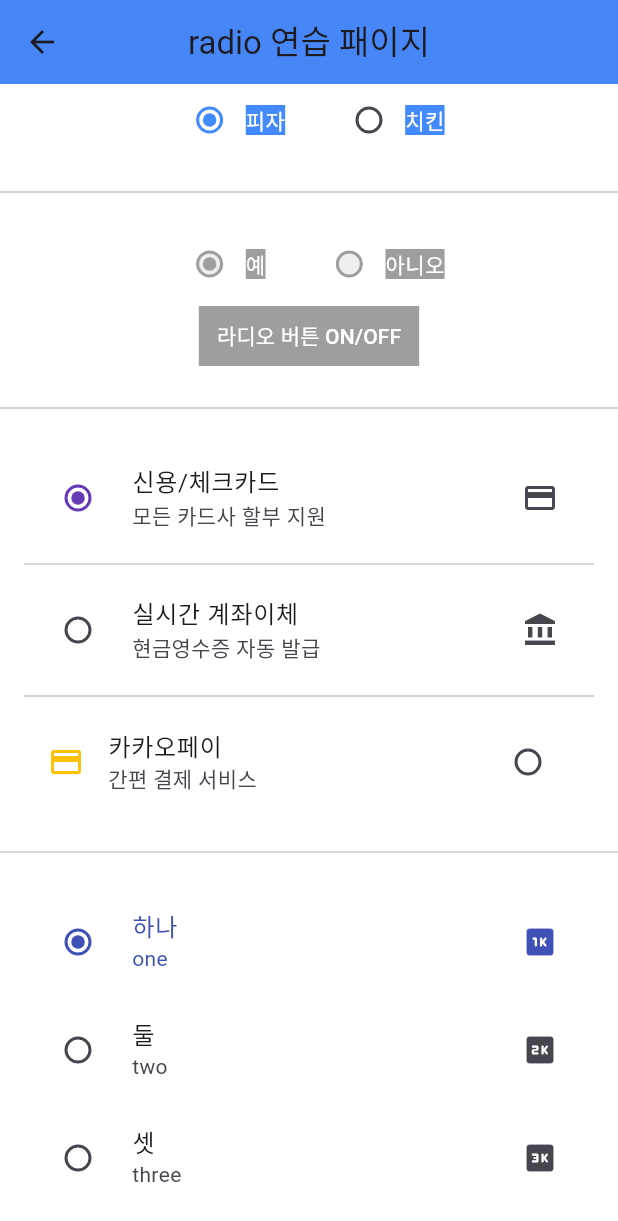
After one commit to junbean/my_edu_app, a Flutter app: the RadioPage screen opened by its route, scrolled down 208 dp, after a tap on "라디오 버튼 ON/OFF", on a phone screen of 412 x 824 dp. The commit adds this screen. Shown: the top 1221 px of the screen. Run offline on Flutter 3.47's test engine with Material 3 defaults, Android fonts, the phone set to English and light mode, and no system bars.

Commit message:
radio 연습

```diff
--- a/lib/main.dart
+++ b/lib/main.dart
@@ -7,6 +7,7 @@ import 'package:my_edu_app/sub/container_page.dart';
 import 'package:my_edu_app/sub/flex_page.dart';
 import 'package:my_edu_app/sub/list_grid_view_page.dart';
 import 'package:my_edu_app/sub/pagination_page.dart';
+import 'package:my_edu_app/sub/radio_page.dart';
 import 'package:my_edu_app/sub/refresh_indicator_page.dart';
 import 'package:my_edu_app/sub/row_column_page.dart';
 import 'package:my_edu_app/sub/single_child_scroll_view_page.dart';
@@ -54,6 +55,7 @@ class MyApp extends StatelessWidget {
         '/single_child_scroll_view_page': (context) => SingleChildScrollViewPage(),
         '/checkbox_page': (context) => CheckboxPage(),
         '/switch_page': (context) => SwitchPage(),
+        '/radio_page': (context) => RadioPage(),
 
 
 
@@ -156,6 +158,9 @@ class _HomePageState extends State<HomePage> {
               PageButton(buttonText: '스위치 연습 페이지', url: '/switch_page'),
               SizedBox(height: 16,),
 
+              // 13번째 페이지
+              PageButton(buttonText: '라디오 연습 페이지', url: '/radio_page'),
+              SizedBox(height: 16,),
 
               SizedBox(height: 16,),
             ],
--- /dev/null
+++ b/lib/sub/radio_page.dart
@@ -0,0 +1,431 @@
+import 'package:flutter/material.dart';
+
+class RadioPage extends StatefulWidget {
+  const RadioPage({super.key});
+
+  @override
+  State<RadioPage> createState() => _RadioPageState();
+}
+
+class _RadioPageState extends State<RadioPage> {
+  // 현재 선택된 값을 저장할 변수
+  Gender? _selectedGender = Gender.male;
+
+  // 라디오 그룹 사용
+  Option _selectedOption = Option.first;
+
+  // 그룹에서 선택 라디오 보여주기
+  String _selectedValue = '피자';
+
+  // 그룹에서 선택 라디오 보여주기
+  bool? _selectedBoolean = true;
+
+  bool isEnalbe = true;
+
+  PayMethod? _selectedMethod = PayMethod.card;
+
+  Num? _selectedNum = Num.one;
+
+  @override
+  Widget build(BuildContext context) {
+    return Scaffold(
+      appBar: AppBar(
+        title: Text('radio 연습 패이지'),
+        centerTitle: true,
+        backgroundColor: Colors.blueAccent,
+      ),
+      backgroundColor: Colors.white,
+      body: SingleChildScrollView(
+        child: Container(
+          alignment: .topCenter,
+          child: Column(
+            children: [
+              // 기본적인 radio - onChanged와 groupValue 사용 - deprecated됨
+              // 단독으로 radio 위젯 사용이 가능하지만
+              Container(
+                padding: EdgeInsets.all(16),
+                child: Row(
+                  mainAxisAlignment: MainAxisAlignment.center,
+                  children: [
+                    // 1. 남성 라디오 버튼
+                    Radio<Gender>(
+                      value: Gender.male,          // 이 버튼의 고유 값
+                      groupValue: _selectedGender, // 현재 그룹 선택 값
+                      onChanged: (Gender? value) {
+                        setState(() {
+                          _selectedGender = value;
+                        });
+                      },
+                    ),
+                    const Text('남성'),
+                    // 2. 여성 라디오 버튼
+                    Radio<Gender>(
+                      value: Gender.female,        // 이 버튼의 고유 값
+                      groupValue: _selectedGender, // 현재 그룹 선택 값
+                      onChanged: (Gender? value) {
+                        setState(() {
+                          _selectedGender = value;
+                        });
+                      },
+                    ),
+                    const Text('여성'),
+                  ],
+                ),
+              ),
+              Divider(),
+
+
+              // radio 단독으로 사용할 수 있지만 최신 radio는 RadioGroup과 같이 쓰기 편하도록 되어있음
+              //    기존 radio의 radioGroup과 onChanged도 depcated되어있음
+              Container(
+                padding: EdgeInsets.all(16),
+                child: RadioGroup<Option>(
+                  groupValue: _selectedOption,
+                  onChanged: (Option? value) {
+                    if(value != null) {
+                      setState(() {
+                        _selectedOption = value;
+                      });
+                    }
+                  },
+                  child: Row(
+                    mainAxisAlignment: MainAxisAlignment.center,
+                    children: [
+                      Row(
+                        children: [
+                          Radio<Option>(
+                            value: Option.first,
+                            activeColor: Colors.black,
+                          ),
+                          Text('첫 번째 옵션')
+                        ],
+                      ),
+                      SizedBox(width: 16),
+                      Row(
+                        children: [
+                          Radio<Option>(
+                            value: Option.second,
+                            activeColor: Colors.black,
+                          ),
+                          Text('두 번째 옵션')
+                        ],
+                      )
+                    ],
+                  )
+                ),
+              ),
+              Divider(),
+
+
+              /// select값을 문자열로 선택해도 된다
+              Container(
+                padding: EdgeInsets.all(16),
+                child: RadioGroup<String>(
+                  groupValue: _selectedValue,
+                  onChanged: (String? value) {
+                    debugPrint('현재 선택한 값은 $value');
+                    setState(() {
+                      if(value != null) {
+                        _selectedValue = value;
+                      }
+                    });
+                  },
+                  child: Row(
+                    mainAxisAlignment: .center,
+                    children: [
+                      Row(
+                        children: [
+                          Radio<String>(
+                            value: '피자',
+                            activeColor: Colors.blueAccent,
+                          ),
+                          Text(
+                            "피자",
+                            style: TextStyle(color: Colors.white, backgroundColor: Colors.blueAccent),
+                          )
+                        ],
+                      ),
+                      SizedBox(width: 32),
+                      Row(
+                        children: [
+                          Radio<String>(
+                            value: '치킨',
+                            activeColor: Colors.blueAccent,
+                          ),
+                          Text(
+                            "치킨",
+                            style: TextStyle(color: Colors.white, backgroundColor: Colors.blueAccent),
+                          )
+                        ],
+                      )
+                    ],
+                  ),
+                ),
+              ),
+              Divider(),
+
+
+              /// boolean을 사용해서 radio 구성
+              /// radio의 스타일을 변경 및 속성 설명
+              ///     value: 해당 라디오 버튼이 가지는 고유값(RadioGroup의 groupValue와 value가 일치하면 선택상태가 됨)
+              ///     enabled: 라디오 버튼의 활성화 여부, boolean값을 가짐, false일 경우 비활성화 스타일이 적용됨
+              ///     toggleable: 이미 선택된 라디오 버튼을 다시 클릭했을 때 선택을 해제(null처라)할 수 있게 허용할지 여부
+              ///
+              ///     activeColor: 라디오 버튼이 선택되었을 때 중아 원과 테두리의 기본 색상, Color값을 가짐
+              ///     fillColor: 위젯상태(선택,비활,호버)에 따른 배경/테두리 색상을 동적으로 지정, activeColor보다 우선순위 높음
+              ///         -WidgetStateProperty<Color?>?을 받음
+              ///     backgroundColor: 라디오 버튼 상자 자체의 안쪽 배경색을 지정
+              ///         -WidgetStateProperty<Color?>?을 받음
+              ///     side: 라디오 버튼의 외곽 테두리 선(border) 두께와 색상을 상태별로 지정
+              ///         -WidgetStateProperty<BorderSide?>?
+              ///     innerRadius: 라디오 버튼이 선택되었을 때 내부 안쪽에 생기는 동그란 원의 반지름 크기를 지정
+              ///         -WidgetStateProperty<double?>?
+              ///
+              ///     focusColor: 키보드 포커스를 얻었을 때 라디오 버튼 주변에 들어오는 하이라이트 색상
+              ///     hoverColor: 호버 색상
+              ///     overlayColor: 클릭하거나 포커스/호버 시 라디오 버튼 위에 반투명하게 덮어씌워지는 레이어 색상
+              ///     splashRadius: 터치하거나 마우스를 올렸을 때 원형으로 퍼지는 효과(Splash)의 반지름 크기
+              ///     mouseCursor: 웹/데스크톱 환경에서 라디오 버튼에 마우스를 올렸을 때의 커서 모양을 상태별로 제어
+              ///
+              ///     visualDensity: 라디오 버튼 주변의 시각적 밀도(패딩 및 가로세로 간격)를 조절
+              ///
+              Container(
+                padding: EdgeInsets.all(16),
+                child: Column(
+                  children: [
+                    RadioGroup<bool?>(
+                      groupValue: _selectedBoolean,
+                      onChanged: (bool? value) {
+                        setState(() {
+                          _selectedBoolean = value;
+                        });
+                      },
+                      child: Row(
+                        mainAxisAlignment: .center,
+                        children: [
+                          Row(
+                            children: [
+                              Row(
+                                children: [
+                                  Radio<bool?>(
+                                    value: true,    // rlqhsrqlkt
+                                    // activeColor: Colors.amber, // 기본적인 radio 색상 지정
+                                    // fillColor: 상태에 따른 메인 색상(선택 점 및 기본 테두리 색상)
+                                    fillColor: WidgetStateProperty.resolveWith<Color?>((states) {
+                                      if(states.contains(WidgetState.disabled)) {
+                                        return Colors.grey;
+                                      }
+                                      if(states.contains(WidgetState.selected)) {
+                                        return Colors.amber;
+                                      }
+                                      if(states.contains(WidgetState.hovered)){
+                                        return Colors.purple;
+                                      }
+                                      return Colors.black;  // 선택되지 않을때
+                                    }),
+                                    // backgroundColor: 라디오 원 안쪽의 바탕 배경색
+                                    backgroundColor: WidgetStateProperty.resolveWith<Color?>((Set<WidgetState> states) {
+                                      if (states.contains(WidgetState.disabled)) {
+                                        return Colors.grey.shade200;
+                                      }
+                                      if (states.contains(WidgetState.selected)) {
+                                        return Colors.black; // 선택되었을 때
+                                      }
+                                      return Colors.white; // 기본 바탕 배경색
+                                    }),
+                                    side: BorderSide(
+                                      color: Colors.green
+                                    ),
+                                    toggleable: true,
+                                    enabled: isEnalbe,
+                                  ),
+                                  Text(
+                                    '예',
+                                    style: TextStyle(color: Colors.white, backgroundColor: isEnalbe ? Colors.amber : Colors.grey),
+                                  )
+                                ],
+                              ),
+                              SizedBox(width: 32),
+                              Row(
+                                children: [
+                                  Radio<bool?>(
+                                    value: false,
+                                    fillColor: WidgetStateProperty.resolveWith<Color?>((states) {
+                                      if(states.contains(WidgetState.disabled)) {
+                                        return Colors.grey;
+                                      }
+                                      if(states.contains(WidgetState.selected)) {
+                                        return Colors.amber;
+                                      }
+                                      if(states.contains(WidgetState.hovered)){
+                                        return Colors.purple;
+                                      }
+                                      return Colors.black;  // 선택되지 않을때
+                                    }),
+                                    backgroundColor: WidgetStateProperty.resolveWith<Color?>((Set<WidgetState> states) {
+                                      if (states.contains(WidgetState.disabled)) {
+                                        return Colors.grey.shade200;
+                                      }
+                                      if (states.contains(WidgetState.selected)) {
+                                        return Colors.amber.shade50; // 선택되었을 때
+                                      }
+                                      return Colors.white; // 기본 바탕 배경색
+                                    }),
+                                    toggleable: true,
+                                    enabled: isEnalbe,
+                                  ),
+                                  Text(
+                                    '아니오',
+                                    style: TextStyle(color: Colors.white, backgroundColor: isEnalbe ? Colors.amber : Colors.grey),
+                                  )
+                                ],
+                              ),
+                            ],
+                          )
+                        ],
+                      )
+                    ),
+
+                    TextButton(
+                      onPressed: () {
+                        setState(() {
+                          isEnalbe = !isEnalbe;
+                        });
+                      },
+                      style: TextButton.styleFrom(
+                        backgroundColor: isEnalbe ? Colors.orange : Colors.grey,
+                        foregroundColor: Colors.white,
+                        shape: RoundedRectangleBorder()
+                      ),
+                      child: Text("라디오 버튼 ON/OFF")
+                    )
+                  ],
+                ),
+              ),
+              Divider(),
+
+              /// RadioListTile 활용
+              ///
+              Container(
+                padding: EdgeInsets.all(16),
+                child: Column(
+                  children: [
+                    // 1. 신용카드 선택 타일
+                    RadioListTile<PayMethod>(
+                      title: const Text('신용/체크카드'),
+                      subtitle: const Text('모든 카드사 할부 지원'),
+                      secondary: const Icon(Icons.credit_card),
+                      value: PayMethod.card,
+                      groupValue: _selectedMethod,
+                      onChanged: (PayMethod? value) {
+                        setState(() => _selectedMethod = value);
+                      },
+                      activeColor: Colors.deepPurple,
+                      controlAffinity: ListTileControlAffinity.leading, // 라디오 아이콘을 왼쪽에 배치
+                    ),
+
+                    const Divider(),
+
+                    // 2. 계좌이체 선택 타일
+                    RadioListTile<PayMethod>(
+                      title: const Text('실시간 계좌이체'),
+                      subtitle: const Text('현금영수증 자동 발급'),
+                      secondary: const Icon(Icons.account_balance),
+                      value: PayMethod.bank,
+                      groupValue: _selectedMethod,
+                      onChanged: (PayMethod? value) {
+                        setState(() => _selectedMethod = value);
+                      },
+                      activeColor: Colors.deepPurple,
+                      controlAffinity: ListTileControlAffinity.leading,
+                    ),
+
+                    const Divider(),
+
+                    // 3. 카카오페이 선택 타일 (우측 라디오 아이콘 배치 + selected 효과)
+                    RadioListTile<PayMethod>(
+                      title: const Text('카카오페이'),
+                      subtitle: const Text('간편 결제 서비스'),
+                      secondary: const Icon(Icons.payment, color: Colors.amber),
+                      value: PayMethod.kakaoPay,
+                      groupValue: _selectedMethod,
+                      onChanged: (PayMethod? value) {
+                        setState(() => _selectedMethod = value);
+                      },
+                      activeColor: Colors.amber,
+                      // 선택되었을 때 글자/아이콘 색상 강조
+                      selected: _selectedMethod == PayMethod.kakaoPay,
+                      controlAffinity: ListTileControlAffinity.trailing, // 라디오 아이콘을 오른쪽에 배치
+                    ),
+                  ],
+                ),
+              ),
+              Divider(),
+
+
+              Container(
+                padding: EdgeInsets.all(16),
+                child: RadioGroup<Num>(
+                  groupValue: _selectedNum,
+                  onChanged: (Num? value) {
+                    setState(() {
+                      _selectedNum = value;
+                    });
+                  },
+                  child: Column(
+                    children: [
+                      RadioListTile(
+                        title: Text('하나'),
+                        subtitle: Text('one'),
+                        secondary: Icon(Icons.one_k_rounded),
+                        value: Num.one,
+                        activeColor: Colors.indigo,
+                        selected: _selectedNum == Num.one,
+                        controlAffinity: ListTileControlAffinity.leading,
+                      ),
+                      RadioListTile(
+                        title: Text('둘'),
+                        subtitle: Text('two'),
+                        secondary: Icon(Icons.two_k_rounded),
+                        value: Num.two,
+                        activeColor: Colors.indigo,
+                        selected: _selectedNum == Num.two,
+                        controlAffinity: ListTileControlAffinity.leading,
+                      ),
+                      RadioListTile(
+                        title: Text('셋'),
+                        subtitle: Text('three'),
+                        secondary: Icon(Icons.three_k_rounded),
+                        value: Num.three,
+                        activeColor: Colors.indigo,
+                        selected: _selectedNum == Num.three,
+                        controlAffinity: ListTileControlAffinity.leading,
+                      ),
+                    ],
+                  )
+                ),
+              )
+
+            ],
+          ),
+        ),
+      ),
+    );
+  }
+}
+
+enum Gender {
+  male,
+  female
+}
+
+enum Option {
+  first,
+  second
+}
+
+enum PayMethod { card, bank, kakaoPay }
+
+enum Num {
+  one, two, three
+}
```
